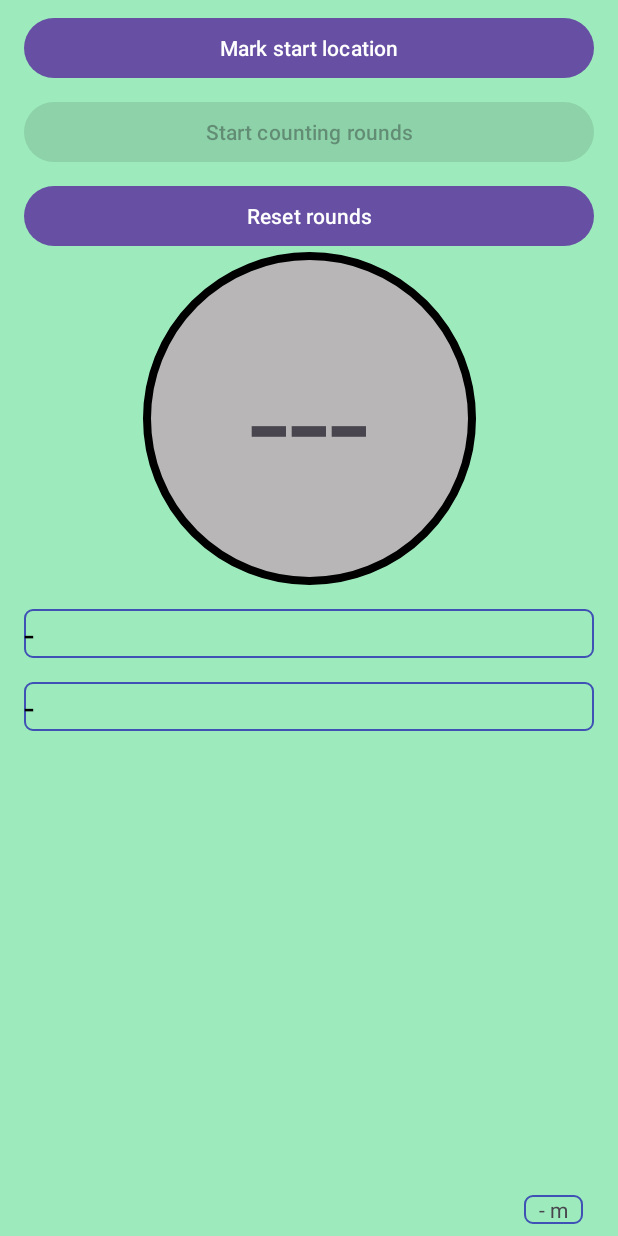
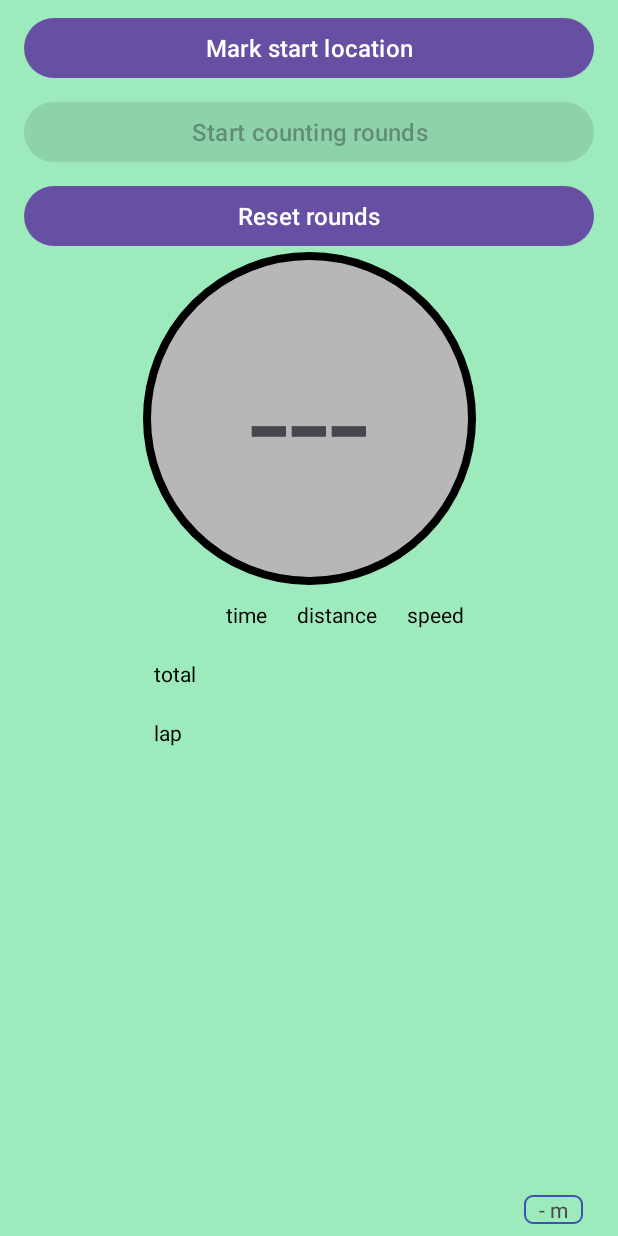
Before and after one commit to John-W-Code/Tracking-Location, an Android app: the screen it shows after launch (MainActivity), on a phone screen of 412 x 824 dp. Run offline under Robolectric (Android 15) with nearby library versions, the phone set to English and light mode, and no system bars; 4 statements that could not run were skipped.

Commit message:
Merge remote-tracking branch 'origin/main' created fragment for display got it it to work even better 2025-06-08 first working version with sound fixed some minor problems first speed info

```diff
--- a/app/build.gradle.kts
+++ b/app/build.gradle.kts
@@ -9,7 +9,7 @@ android {
 
     defaultConfig {
         applicationId = "com.JW.trackinglocation"
-        minSdk = 24
+        minSdk = 31
         targetSdk = 35
         versionCode = 1
         versionName = "1.0"
--- a/app/src/main/AndroidManifest.xml
+++ b/app/src/main/AndroidManifest.xml
@@ -18,9 +18,9 @@
         android:allowBackup="true"
         android:dataExtractionRules="@xml/data_extraction_rules"
         android:fullBackupContent="@xml/backup_rules"
-        android:icon="@mipmap/ic_launcher"
+        android:icon="@mipmap/ic_jw_laps"
         android:label="@string/app_name"
-        android:roundIcon="@mipmap/ic_launcher_round"
+        android:roundIcon="@mipmap/ic_jw_laps"
         android:supportsRtl="true"
         android:theme="@style/Theme.TrackingLocation"
         tools:targetApi="31">
--- a/app/src/main/java/com/JW/trackinglocation/LocationStuff.kt
+++ b/app/src/main/java/com/JW/trackinglocation/LocationStuff.kt
@@ -3,10 +3,16 @@ package com.JW.trackinglocation
 import android.content.Context
 import android.location.Location
 import android.media.MediaPlayer
+import android.os.Build
 import android.util.Log
+import androidx.annotation.RequiresApi
+import java.sql.Time
+import java.time.Duration
+import java.time.LocalDateTime
 import kotlin.math.atan2
 import kotlin.math.sin
 import kotlin.math.sqrt
+
 
 /// JW location
 class MyLocation (lat : Double, long : Double){
@@ -40,8 +46,13 @@ class MyCounting() {
     var outside:  Boolean = false // are we outside maxDelta
     var startSet: Boolean = false // Is the startLocation set
     var distance = 0
+    var distanceTotal = 0
+    var speedTotal = 0.0
     var recordings = ArrayList<Int>() // the list with all recorded numbers
     var maxRecordings: Int = 0
+    var startTime = LocalDateTime.now()
+    var currentTime = LocalDateTime.now()
+    var duration: Duration = Duration.ZERO
 
     // move currentLocation to lastLocation
     // if running then check if next round is reached
@@ -57,6 +68,10 @@ class MyCounting() {
                     playRound(numberOfRounds)
                 }
                 outside = outside or (distance > maxDelta)
+                duration = Duration.between(startTime, LocalDateTime.now())
+                distanceTotal += differenceMeter(currentLocation, lastLocation)
+                speedTotal = (distanceTotal / duration.toSeconds().toDouble()) * 3.6
+
             }
         }
     }
@@ -69,12 +84,17 @@ class MyCounting() {
 
     fun toggleCounting() : Boolean {
         running = !running
+        if (running) startTime = LocalDateTime.now()
         return running
     }
 
     fun resetCount (){
         numberOfRounds = 0
         outside = false
+        duration = Duration.ZERO
+        startTime = LocalDateTime.now()
+        distanceTotal = 0
+        speedTotal = 0.0
     }
     // Sound stuff
     fun initSounds(){
@@ -172,13 +192,4 @@ fun differenceMeter(old: MyLocation?, new: MyLocation?) : Int{
     }
 }
 
-fun nextRound(old: MyLocation?, new: MyLocation?, check: Boolean): Triple<Boolean, Boolean, Int>{// return new round, outside marker, distance
-    val distance = differenceMeter(old, new)
-    return if (check){ // been outside from marker
-        Triple(distance < minDelta, distance >= minDelta, distance)
-    }
-    else { // not yet outside from marker
-        Triple(false, distance > maxDelta, distance)
-    }
-}
 // init all sound files
--- a/app/src/main/java/com/JW/trackinglocation/Rounds.kt
+++ b/app/src/main/java/com/JW/trackinglocation/Rounds.kt
@@ -1,5 +1,7 @@
 package com.JW.trackinglocation
 
+import android.annotation.SuppressLint
+import android.os.Build
 import android.os.Bundle
 import android.util.Log
 import androidx.fragment.app.Fragment
@@ -7,7 +9,10 @@ import android.view.LayoutInflater
 import android.view.View
 import android.view.ViewGroup
 import android.widget.Button
+import android.widget.TableLayout
+import android.widget.TableRow
 import android.widget.TextView
+import androidx.annotation.RequiresApi
 import androidx.core.view.isVisible
 
 
@@ -38,6 +43,16 @@ class Rounds : Fragment() {
     private lateinit var currentTV: TextView
     private lateinit var distanceTV: TextView
     private lateinit var countTV: TextView
+    private lateinit var infoTable: TableLayout
+    private lateinit var totalTime: TextView
+    private lateinit var totalDistance: TextView
+    private lateinit var totalSpeed: TextView
+
+    fun getCellAt(table: TableLayout, rowIndex: Int, columnIndex: Int): View {
+        val row = table.getChildAt(rowIndex) as TableRow
+        return row.getChildAt(columnIndex)
+    }
+
     override fun onCreate(savedInstanceState: Bundle?) {
         super.onCreate(savedInstanceState)
 
@@ -65,12 +80,18 @@ class Rounds : Fragment() {
         currentTV                   = view.findViewById(R.id.current_position_text_view)
         distanceTV                  = view.findViewById(R.id.distance_text_view)
         countTV                     = view.findViewById(R.id.round_count_text_view)
+        infoTable                   = view.findViewById(R.id.tableLayout)
+        totalTime                   = getCellAt(infoTable, 1, 1) as TextView
+        totalDistance               = getCellAt(infoTable, 1, 2) as TextView
+        totalSpeed                  = getCellAt(infoTable, 1, 3) as TextView
 
-        // hide some fields
+
+        // hide / show some fields
         startReceiveLocationsBTN.isVisible = false
-        markTV.isVisible     = true
-        currentTV.isVisible  = true
+        markTV.isVisible     = false
+        currentTV.isVisible  = false
         distanceTV.isVisible = true
+        infoTable.isVisible  = true
         countTV.setBackgroundResource(R.drawable.circle_grey)
         startCountingBTN.isEnabled = false
 
@@ -82,8 +103,7 @@ class Rounds : Fragment() {
         }
 
         startCountingBTN.setOnClickListener {
-            if (counting.toggleCounting()) {
-                // we are counting (again)
+            if (counting.toggleCounting()) { // we are counting (again)
                 startCountingBTN.text = getString(R.string.pause_counting_rounds)
             } else {
                 startCountingBTN.text = getString(R.string.start_counting_rounds)
@@ -103,10 +123,9 @@ class Rounds : Fragment() {
         distanceTV.text = "- m"
         countTV.text = "---"
 
-        locationViewModel = ViewModelProviderSingleton.getLocationViewModel()
-        locationViewModel.locationData.observe(viewLifecycleOwner) { location ->
-            Log.d("TEST", this.toString())
-            counting.setLocation(location)
+
+        @SuppressLint("DefaultLocale")
+        fun displayAll() {
             currentTV.text = counting.currentLocation.toText()
             distanceTV.text = String.format("%S m", counting.distance.toString())
             markTV.text = counting.startLocation.toText()
@@ -120,11 +139,25 @@ class Rounds : Fragment() {
             else {
                 startCountingBTN.isEnabled = false
             }
+            // display overview
+
+            totalTime.text     = String.format("%d:%d", counting.duration.toMinutesPart(), counting.duration.toSecondsPart())
+            totalSpeed.text    = String.format("%.2f", counting.speedTotal)
+            totalDistance.text = String.format("%.3f", counting.distanceTotal.toLong() / 1000.0)
+
             Log.d("Location", "rounds.onCreate. distance: ${counting.distance}")
             Log.d("Location", "rounds.onCreate. #laps: ${counting.numberOfRounds}")
             //Log.d("Location", "rounds.onCreate. current: ${counting.currentLocation.toText()}")
             //Log.d("Location", "rounds.onCreate. start  : ${counting.startLocation.toText()}")
             //Log.d("Location", "rounds.onCreate. old    : ${counting.lastLocation.toText()}")
+        }
+
+        locationViewModel = ViewModelProviderSingleton.getLocationViewModel()
+        locationViewModel.locationData.observe(viewLifecycleOwner) { location ->
+            Log.d("TEST", this.toString())
+            counting.setLocation(location)
+            displayAll()
+
         }
     }
 
--- a/app/src/main/res/layout/fragment_rounds.xml
+++ b/app/src/main/res/layout/fragment_rounds.xml
@@ -8,20 +8,6 @@
 
     <!-- mijn input:-->
 
-    <TextView
-        android:id="@+id/text_home"
-        android:layout_width="match_parent"
-        android:layout_height="wrap_content"
-        android:layout_marginStart="8dp"
-        android:layout_marginTop="8dp"
-        android:layout_marginEnd="8dp"
-        android:textAlignment="center"
-        android:textSize="20sp"
-        app:layout_constraintBottom_toBottomOf="parent"
-        app:layout_constraintEnd_toEndOf="parent"
-        app:layout_constraintStart_toStartOf="parent"
-        app:layout_constraintTop_toTopOf="parent" />
-
     <Button
         android:id="@+id/start_receive_locations_btn"
         android:layout_width="0dp"
@@ -30,6 +16,7 @@
         android:layout_marginTop="80dp"
         android:layout_marginEnd="16dp"
         android:text="@string/start_location_updates_button_text"
+        android:textSize="16sp"
         android:visibility="visible"
         app:layout_constraintEnd_toEndOf="parent"
         app:layout_constraintHorizontal_bias="0.498"
@@ -44,6 +31,7 @@
         android:layout_marginTop="8dp"
         android:layout_marginEnd="16dp"
         android:text="@string/mark_start_location"
+        android:textSize="16sp"
         app:layout_constraintEnd_toEndOf="parent"
         app:layout_constraintHorizontal_bias="0.498"
         app:layout_constraintStart_toStartOf="parent"
@@ -57,6 +45,7 @@
         android:layout_marginTop="8dp"
         android:layout_marginEnd="16dp"
         android:text="@string/start_counting_rounds"
+        android:textSize="16sp"
         app:layout_constraintEnd_toEndOf="parent"
         app:layout_constraintHorizontal_bias="0.498"
         app:layout_constraintStart_toStartOf="parent"
@@ -70,6 +59,7 @@
         android:layout_marginTop="8dp"
         android:layout_marginEnd="16dp"
         android:text="@string/reset_rounds"
+        android:textSize="16sp"
         app:layout_constraintEnd_toEndOf="parent"
         app:layout_constraintHorizontal_bias="0.498"
         app:layout_constraintStart_toStartOf="parent"
@@ -97,16 +87,15 @@
         android:layout_width="0dp"
         android:layout_height="wrap_content"
         android:layout_marginStart="16dp"
-        android:layout_marginTop="16dp"
         android:layout_marginEnd="16dp"
         android:background="@drawable/background_border"
         android:text="@string/Dash"
+        android:textColor="@color/black"
         android:textSize="24sp"
-        android:textColor="@color/black"
         app:layout_constraintEnd_toEndOf="parent"
         app:layout_constraintHorizontal_bias="0.0"
         app:layout_constraintStart_toStartOf="parent"
-        app:layout_constraintTop_toBottomOf="@+id/round_count_text_view" />
+        app:layout_constraintTop_toBottomOf="@+id/tableLayout" />
 
     <TextView
         android:id="@+id/round_count_text_view"
@@ -138,5 +127,136 @@
         app:layout_constraintEnd_toEndOf="parent"
         app:layout_constraintStart_toStartOf="parent" />
 
+    <TableLayout
+        android:id="@+id/tableLayout"
+        android:layout_width="wrap_content"
+        android:layout_height="wrap_content"
+        app:layout_constraintEnd_toEndOf="parent"
+        app:layout_constraintStart_toStartOf="parent"
+        app:layout_constraintTop_toBottomOf="@+id/round_count_text_view">
+
+        <TableRow
+            android:layout_width="match_parent"
+            android:layout_height="match_parent">
+
+            <TextView
+                android:id="@+id/hdr_time"
+                android:layout_width="wrap_content"
+                android:layout_height="wrap_content"
+                android:layout_column="1"
+                android:padding="10sp"
+                android:text="@string/time"
+                android:textColor="@color/black" />
+
+            <TextView
+                android:id="@+id/hdr_distance"
+                android:layout_width="wrap_content"
+                android:layout_height="wrap_content"
+                android:layout_column="2"
+                android:padding="10sp"
+                android:text="@string/distance"
+                android:textColor="@color/black" />
+
+            <TextView
+                android:id="@+id/hdr_speed"
+                android:layout_width="wrap_content"
+                android:layout_height="wrap_content"
+                android:layout_column="3"
+                android:padding="10sp"
+                android:text="@string/speed"
+                android:textColor="@color/black" />
+        </TableRow>
+
+        <TableRow
+            android:layout_width="match_parent"
+            android:layout_height="match_parent">
+
+            <TextView
+                android:id="@+id/hdr_total"
+                android:layout_width="wrap_content"
+                android:layout_height="wrap_content"
+                android:layout_column="0"
+                android:padding="10sp"
+                android:text="@string/total"
+                android:textColor="@color/black" />
+
+            <TextView
+                android:id="@+id/textView5"
+                android:layout_width="wrap_content"
+                android:layout_height="wrap_content"
+                android:layout_column="1"
+                android:fontFamily="monospace"
+                android:padding="10sp"
+                android:text=""
+                android:textAppearance="@style/TextAppearance.AppCompat.Body2" />
+
+            <TextView
+                android:id="@+id/textView6"
+                android:layout_width="wrap_content"
+                android:layout_height="wrap_content"
+                android:layout_column="2"
+                android:fontFamily="monospace"
+                android:padding="10sp"
+                android:text=""
+                android:textAppearance="@style/TextAppearance.AppCompat.Body2" />
+
+            <TextView
+                android:id="@+id/textView7"
+                android:layout_width="wrap_content"
+                android:layout_height="wrap_content"
+                android:layout_column="3"
+                android:fontFamily="monospace"
+                android:includeFontPadding="false"
+                android:padding="10sp"
+                android:text=""
+                android:textAppearance="@style/TextAppearance.AppCompat.Body2" />
+        </TableRow>
+
+        <TableRow
+            android:layout_width="match_parent"
+            android:layout_height="match_parent">
+
+            <TextView
+                android:id="@+id/hdr_per_lap"
+                android:layout_width="wrap_content"
+                android:layout_height="wrap_content"
+                android:layout_column="0"
+                android:padding="10sp"
+                android:text="lap"
+                android:textColor="@color/black" />
+
+            <TextView
+                android:id="@+id/textView8"
+                android:layout_width="wrap_content"
+                android:layout_height="wrap_content"
+                android:layout_column="1"
+                android:fontFamily="monospace"
+                android:padding="10sp"
+                android:text=""
+                android:textAppearance="@style/TextAppearance.AppCompat.Body2" />
+
+            <TextView
+                android:id="@+id/textView9"
+                android:layout_width="wrap_content"
+                android:layout_height="wrap_content"
+                android:layout_column="2"
+                android:fontFamily="monospace"
+                android:padding="10sp"
+                android:text=""
+                android:textAppearance="@style/TextAppearance.AppCompat.Body2" />
+
+            <TextView
+                android:id="@+id/textView10"
+                android:layout_width="wrap_content"
+                android:layout_height="wrap_content"
+                android:layout_column="3"
+                android:fontFamily="monospace"
+                android:padding="10sp"
+                android:text=""
+                android:textAppearance="@style/TextAppearance.AppCompat.Body2" />
+        </TableRow>
+
+    </TableLayout>
+
 
 </androidx.constraintlayout.widget.ConstraintLayout>
--- a/app/src/main/res/values/strings.xml
+++ b/app/src/main/res/values/strings.xml
@@ -1,5 +1,5 @@
 <resources>
-    <string name="app_name">TrackingLocation</string>
+    <string name="app_name">Record laps</string>
     <string name="gps_message">You must turn on GPS to use the app.</string>
     <string name="enable_gps">Enable GPS</string>
 
@@ -27,5 +27,9 @@
     <string name="Dash">-</string>
     <!-- TODO: Remove or change this placeholder text -->
     <string name="hello_blank_fragment">Hello blank fragment</string>
+    <string name="time">time</string>
+    <string name="distance">distance</string>
+    <string name="speed">speed</string>
+    <string name="total">total</string>
 
 </resources>
```
